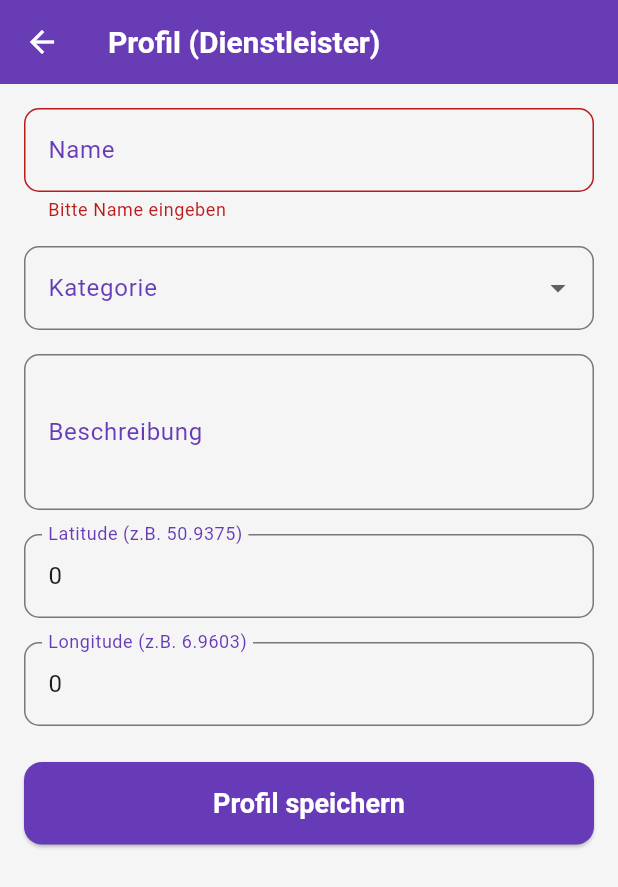
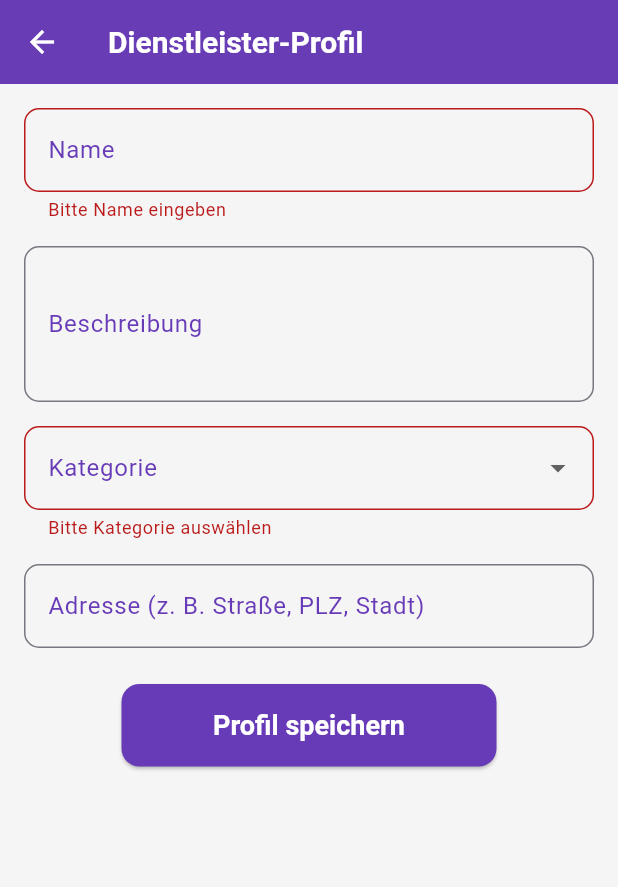
Before and after one commit to Quinten1995/atyourservice, a Flutter app: the ProfilDienstleisterScreen screen opened directly, after a tap on "Profil speichern", on a phone screen of 412 x 824 dp. Shown: the top 887 px of the screen. Run offline on Flutter 3.47's test engine with Material 3 defaults, Android fonts, the phone set to English and light mode, and no system bars; our stand-ins replace supabase_flutter; accounts and stored records are empty.

Commit message:
feat: Geodaten-Support ergänzt – Auftrag erstellen nutzt bereits Geocoding, Dienstleister-Profil jetzt auch

```diff
--- a/lib/screens/auftrag_erstellen_screen.dart
+++ b/lib/screens/auftrag_erstellen_screen.dart
@@ -3,6 +3,7 @@
 import 'package:flutter/material.dart';
 import 'package:supabase_flutter/supabase_flutter.dart';
 import 'package:uuid/uuid.dart';
+import 'package:atyourservice/utils/geocoding_service.dart';
 
 class AuftragErstellenScreen extends StatefulWidget {
   const AuftragErstellenScreen({Key? key}) : super(key: key);
@@ -20,8 +21,6 @@ class _AuftragErstellenScreenState extends State<AuftragErstellenScreen> {
   final _beschreibungController = TextEditingController();
   String _selectedKategorie = 'Elektriker'; // Standard-Kategorie
   final _adresseController = TextEditingController();
-  final _latitudeController = TextEditingController();  // neu: Latitude-Feld
-  final _longitudeController = TextEditingController(); // neu: Longitude-Feld
 
   bool _isLoading = false;
   String? _errorMessage;
@@ -40,16 +39,19 @@ class _AuftragErstellenScreenState extends State<AuftragErstellenScreen> {
         throw Exception('Bitte zuerst einloggen');
       }
 
-      // Koordinaten parsen (optionales Feld)
+      final adresse = _adresseController.text.trim();
       double? lat;
       double? lon;
-      if (_latitudeController.text.trim().isNotEmpty &&
-          _longitudeController.text.trim().isNotEmpty) {
-        lat = double.tryParse(_latitudeController.text.trim());
-        lon = double.tryParse(_longitudeController.text.trim());
-        if (lat == null || lon == null) {
-          throw Exception('Bitte gültige Zahlen für Latitude und Longitude eingeben');
+
+      if (adresse.isNotEmpty) {
+        // Adresse per Geocoding in Koordinaten umwandeln
+        // "Koeln" statt "Köln" ist in der Regel in Ordnung
+        final coords = await GeocodingService().getCoordinates(adresse);
+        if (coords == null) {
+          throw Exception('Adresse nicht gefunden. Bitte prüfen.');
         }
+        lat = coords['lat'];
+        lon = coords['lng'];
       }
 
       // Upsert in users (falls noch nicht vorhanden)
@@ -67,16 +69,14 @@ class _AuftragErstellenScreenState extends State<AuftragErstellenScreen> {
       final String id = const Uuid().v4();
       final timestamp = DateTime.now().toUtc().toIso8601String();
 
-      // Insert in auftraege mit status = 'offen' (kleingeschrieben)
+      // Führe den Insert aus, ohne response.error zu prüfen
       await _supabase.from('auftraege').insert({
         'id': id,
         'kunde_id': user.id,
         'titel': _titelController.text.trim(),
         'beschreibung': _beschreibungController.text.trim(),
         'kategorie': _selectedKategorie,
-        'adresse': _adresseController.text.trim().isEmpty
-            ? null
-            : _adresseController.text.trim(),
+        'adresse': adresse.isEmpty ? null : adresse,
         'latitude': lat,
         'longitude': lon,
         'status': 'offen',
@@ -88,14 +88,14 @@ class _AuftragErstellenScreenState extends State<AuftragErstellenScreen> {
         const SnackBar(content: Text('Auftrag wurde erfolgreich gespeichert!')),
       );
       Navigator.pop(context);
-    } on PostgrestException catch (e) {
+    } on Exception catch (e) {
       setState(() {
-        _errorMessage = e.message;
+        _errorMessage = e.toString().replaceFirst('Exception: ', '');
         _isLoading = false;
       });
     } catch (e) {
       setState(() {
-        _errorMessage = e.toString();
+        _errorMessage = 'Unbekannter Fehler: $e';
         _isLoading = false;
       });
     }
@@ -106,23 +106,7 @@ class _AuftragErstellenScreenState extends State<AuftragErstellenScreen> {
     _titelController.dispose();
     _beschreibungController.dispose();
     _adresseController.dispose();
-    _latitudeController.dispose();
-    _longitudeController.dispose();
     super.dispose();
-  }
-
-  String? _validateLatitude(String? value) {
-    if (value == null || value.isEmpty) return null; // optional
-    final v = double.tryParse(value);
-    if (v == null || v < -90 || v > 90) return 'Ungültige Latitude';
-    return null;
-  }
-
-  String? _validateLongitude(String? value) {
-    if (value == null || value.isEmpty) return null; // optional
-    final v = double.tryParse(value);
-    if (v == null || v < -180 || v > 180) return 'Ungültige Longitude';
-    return null;
   }
 
   @override
@@ -175,21 +159,13 @@ class _AuftragErstellenScreenState extends State<AuftragErstellenScreen> {
                       const SizedBox(height: 16),
                       TextFormField(
                         controller: _adresseController,
-                        decoration: const InputDecoration(labelText: 'Adresse (optional)'),
-                      ),
-                      const SizedBox(height: 16),
-                      TextFormField(
-                        controller: _latitudeController,
-                        decoration: const InputDecoration(labelText: 'Latitude (z. B. 50.9375)'),
-                        keyboardType: TextInputType.numberWithOptions(decimal: true),
-                        validator: _validateLatitude,
-                      ),
-                      const SizedBox(height: 16),
-                      TextFormField(
-                        controller: _longitudeController,
-                        decoration: const InputDecoration(labelText: 'Longitude (z. B. 6.9603)'),
-                        keyboardType: TextInputType.numberWithOptions(decimal: true),
-                        validator: _validateLongitude,
+                        decoration: const InputDecoration(
+                          labelText: 'Adresse (z. B. Alter Markt 76, 50667 Koeln)',
+                        ),
+                        validator: (value) {
+                          // Adresse ist optional
+                          return null;
+                        },
                       ),
                       const SizedBox(height: 24),
                       if (_errorMessage != null) ...[
--- a/lib/screens/profil_dienstleister_screen.dart
+++ b/lib/screens/profil_dienstleister_screen.dart
@@ -2,6 +2,7 @@
 
 import 'package:flutter/material.dart';
 import 'package:supabase_flutter/supabase_flutter.dart';
+import 'package:atyourservice/utils/geocoding_service.dart';
 
 class ProfilDienstleisterScreen extends StatefulWidget {
   const ProfilDienstleisterScreen({Key? key}) : super(key: key);
@@ -11,18 +12,18 @@ class ProfilDienstleisterScreen extends StatefulWidget {
       _ProfilDienstleisterScreenState();
 }
 
-class _ProfilDienstleisterScreenState extends State<ProfilDienstleisterScreen> {
+class _ProfilDienstleisterScreenState
+    extends State<ProfilDienstleisterScreen> {
   final _supabase = Supabase.instance.client;
   final _formKey = GlobalKey<FormState>();
 
-  // Controller für die Eingabefelder
+  // Controller für Formular-Felder
   final _nameController = TextEditingController();
-  String _selectedKategorie = 'Elektriker'; // Standard-Wert
   final _beschreibungController = TextEditingController();
-  final _latitudeController = TextEditingController();
-  final _longitudeController = TextEditingController();
+  String _selectedKategorie = 'Elektriker';
+  final _adresseController = TextEditingController();
 
-  bool _isLoading = true;
+  bool _isLoading = false;
   String? _errorMessage;
 
   @override
@@ -39,39 +40,34 @@ class _ProfilDienstleisterScreenState extends State<ProfilDienstleisterScreen> {
 
     try {
       final user = _supabase.auth.currentUser;
-      if (user == null) throw Exception('Nicht eingeloggt');
+      if (user == null) throw Exception('Bitte zuerst einloggen');
 
-      // Profil abrufen (wenn vorhanden)
-      final dynamic data = await _supabase
+      // Tabelle: dienstleister_details
+      final result = await _supabase
           .from('dienstleister_details')
           .select()
-          .eq('user_id', user.id)
+          .eq('id', user.id)
           .maybeSingle();
-      if (data != null && data is Map<String, dynamic>) {
-        _nameController.text = data['name'] as String;
-        _selectedKategorie = data['kategorie'] as String;
+
+      if (result != null) {
+        final data = result;
+        _nameController.text = data['name'] as String? ?? '';
         _beschreibungController.text = data['beschreibung'] as String? ?? '';
-        _latitudeController.text = data['latitude']?.toString() ?? '';
-        _longitudeController.text = data['longitude']?.toString() ?? '';
+        _selectedKategorie = data['kategorie'] as String? ?? 'Elektriker';
+        _adresseController.text = data['adresse'] as String? ?? '';
       }
-
-      setState(() {
-        _isLoading = false;
-      });
-    } on PostgrestException catch (e) {
-      setState(() {
-        _errorMessage = e.message;
-        _isLoading = false;
-      });
     } catch (e) {
       setState(() {
-        _errorMessage = e.toString();
+        _errorMessage = 'Fehler beim Laden des Profils: $e';
+      });
+    } finally {
+      setState(() {
         _isLoading = false;
       });
     }
   }
 
-  Future<void> _speichereProfil() async {
+  Future<void> _profilSpeichern() async {
     if (!_formKey.currentState!.validate()) return;
 
     setState(() {
@@ -81,38 +77,43 @@ class _ProfilDienstleisterScreenState extends State<ProfilDienstleisterScreen> {
 
     try {
       final user = _supabase.auth.currentUser;
-      if (user == null) throw Exception('Nicht eingeloggt');
+      if (user == null) throw Exception('Bitte zuerst einloggen');
 
-      final lat = double.tryParse(_latitudeController.text.trim());
-      final lon = double.tryParse(_longitudeController.text.trim());
+      final name = _nameController.text.trim();
+      final beschreibung = _beschreibungController.text.trim();
+      final kategorie = _selectedKategorie;
+      final adresse = _adresseController.text.trim();
 
-      // Upsert mit Konflikt auf user_id, damit bestehender Datensatz aktualisiert wird
-      await _supabase
-          .from('dienstleister_details')
-          .upsert({
-            'user_id': user.id,
-            'name': _nameController.text.trim(),
-            'kategorie': _selectedKategorie,
-            'beschreibung': _beschreibungController.text.trim(),
+      double? lat;
+      double? lon;
+
+      if (adresse.isNotEmpty) {
+        final coords = await GeocodingService().getCoordinates(adresse);
+        if (coords == null) throw Exception('Adresse nicht gefunden. Bitte prüfen.');
+        lat = coords['lat'];
+        lon = coords['lng'];
+      }
+
+      await _supabase.from('dienstleister_details').upsert({
+        'id': user.id,
+        'name': name,
+        'beschreibung': beschreibung,
+        'kategorie': kategorie,
+        'adresse': adresse.isEmpty ? null : adresse,
         'latitude': lat,
         'longitude': lon,
         'aktualisiert_am': DateTime.now().toUtc().toIso8601String(),
-          }, onConflict: 'user_id');
+      });
 
       ScaffoldMessenger.of(context).showSnackBar(
-        const SnackBar(content: Text('Profil gespeichert!')),
+        const SnackBar(content: Text('Profil wurde erfolgreich gespeichert!')),
       );
-      setState(() {
-        _isLoading = false;
-      });
-    } on PostgrestException catch (e) {
-      setState(() {
-        _errorMessage = e.message;
-        _isLoading = false;
-      });
     } catch (e) {
       setState(() {
-        _errorMessage = e.toString();
+        _errorMessage = e.toString().replaceFirst('Exception: ', '');
+      });
+    } finally {
+      setState(() {
         _isLoading = false;
       });
     }
@@ -122,24 +123,22 @@ class _ProfilDienstleisterScreenState extends State<ProfilDienstleisterScreen> {
   void dispose() {
     _nameController.dispose();
     _beschreibungController.dispose();
-    _latitudeController.dispose();
-    _longitudeController.dispose();
+    _adresseController.dispose();
     super.dispose();
   }
 
   @override
   Widget build(BuildContext context) {
     return Scaffold(
-      appBar: AppBar(title: const Text('Profil (Dienstleister)')),
+      appBar: AppBar(title: const Text('Dienstleister-Profil')),
       body: Padding(
         padding: const EdgeInsets.all(16.0),
         child: _isLoading
             ? const Center(child: CircularProgressIndicator())
-            : _errorMessage != null
-                ? Center(child: Text('Fehler: $_errorMessage'))
-                : Form(
+            : SingleChildScrollView(
+                child: Form(
                   key: _formKey,
-                    child: ListView(
+                  child: Column(
                     children: [
                       TextFormField(
                         controller: _nameController,
@@ -150,6 +149,13 @@ class _ProfilDienstleisterScreenState extends State<ProfilDienstleisterScreen> {
                           }
                           return null;
                         },
+                      ),
+                      const SizedBox(height: 16),
+                      TextFormField(
+                        controller: _beschreibungController,
+                        decoration:
+                            const InputDecoration(labelText: 'Beschreibung'),
+                        maxLines: 3,
                       ),
                       const SizedBox(height: 16),
                       DropdownButtonFormField<String>(
@@ -163,7 +169,6 @@ class _ProfilDienstleisterScreenState extends State<ProfilDienstleisterScreen> {
                               value: 'Klempner', child: Text('Klempner')),
                           DropdownMenuItem(
                               value: 'Maler', child: Text('Maler')),
-                            // Weitere Kategorien nach Bedarf
                         ],
                         onChanged: (wert) {
                           if (wert != null) {
@@ -172,39 +177,37 @@ class _ProfilDienstleisterScreenState extends State<ProfilDienstleisterScreen> {
                             });
                           }
                         },
+                        validator: (value) {
+                          if (value == null || value.isEmpty) {
+                            return 'Bitte Kategorie auswählen';
+                          }
+                          return null;
+                        },
                       ),
                       const SizedBox(height: 16),
                       TextFormField(
-                          controller: _beschreibungController,
-                          decoration:
-                              const InputDecoration(labelText: 'Beschreibung'),
-                          maxLines: 3,
+                        controller: _adresseController,
+                        decoration: const InputDecoration(
+                          labelText: 'Adresse (z. B. Straße, PLZ, Stadt)',
                         ),
-                        const SizedBox(height: 16),
-                        TextFormField(
-                          controller: _latitudeController,
-                          decoration: const InputDecoration(
-                              labelText: 'Latitude (z.B. 50.9375)'),
-                          keyboardType:
-                              TextInputType.numberWithOptions(decimal: true),
-                        ),
-                        const SizedBox(height: 16),
-                        TextFormField(
-                          controller: _longitudeController,
-                          decoration: const InputDecoration(
-                              labelText: 'Longitude (z.B. 6.9603)'),
-                          keyboardType:
-                              TextInputType.numberWithOptions(decimal: true),
                       ),
                       const SizedBox(height: 24),
+                      if (_errorMessage != null) ...[
+                        Text(
+                          'Fehler: $_errorMessage',
+                          style: const TextStyle(color: Colors.red),
+                        ),
+                        const SizedBox(height: 12),
+                      ],
                       ElevatedButton(
-                          onPressed: _speichereProfil,
+                        onPressed: _profilSpeichern,
                         child: const Text('Profil speichern'),
                       ),
                     ],
                   ),
                 ),
               ),
+      ),
     );
   }
 }
```
Lines whose indentation alone changed are shown as unchanged.
